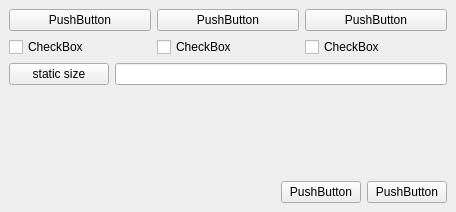
Old version of the form HogeQ1/mainwindow.ui in the repository kenHoribe/horiGit.
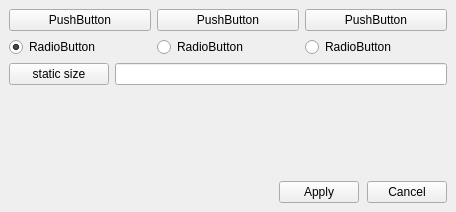
New version of the form.

Commit message: checkbox to radiobox

```diff
--- a/HogeQ1/mainwindow.ui
+++ b/HogeQ1/mainwindow.ui
@@ -46,23 +46,26 @@
     <item>
      <layout class="QHBoxLayout" name="horizontalLayout_2">
       <item>
-       <widget class="QCheckBox" name="checkBox">
+       <widget class="QRadioButton" name="radioButton">
         <property name="text">
-         <string>CheckBox</string>
+         <string>RadioButton</string>
         </property>
+        <property name="checked">
+         <bool>true</bool>
+        </property>
        </widget>
       </item>
       <item>
-       <widget class="QCheckBox" name="checkBox_2">
+       <widget class="QRadioButton" name="radioButton_2">
         <property name="text">
-         <string>CheckBox</string>
+         <string>RadioButton</string>
         </property>
        </widget>
       </item>
       <item>
-       <widget class="QCheckBox" name="checkBox_3">
+       <widget class="QRadioButton" name="radioButton_3">
         <property name="text">
-         <string>CheckBox</string>
+         <string>RadioButton</string>
         </property>
        </widget>
       </item>
@@ -130,17 +133,20 @@
       </item>
       <item>
        <layout class="QHBoxLayout" name="horizontalLayout_4">
+        <property name="spacing">
+         <number>8</number>
+        </property>
         <item>
          <widget class="QPushButton" name="pushButton_5">
           <property name="text">
-           <string>PushButton</string>
+           <string>Apply</string>
           </property>
          </widget>
         </item>
         <item>
          <widget class="QPushButton" name="pushButton_6">
           <property name="text">
-           <string>PushButton</string>
+           <string>Cancel</string>
           </property>
          </widget>
         </item>
```
